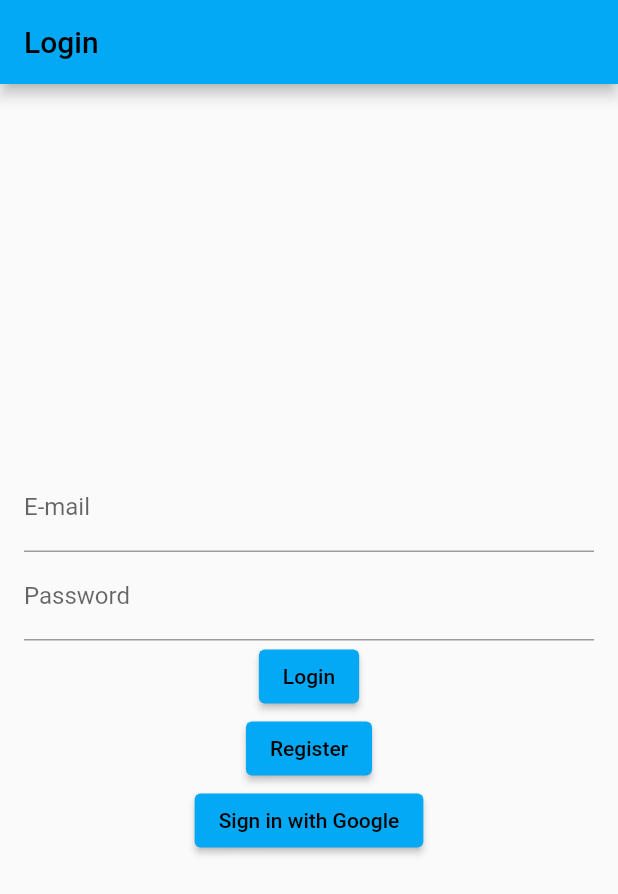
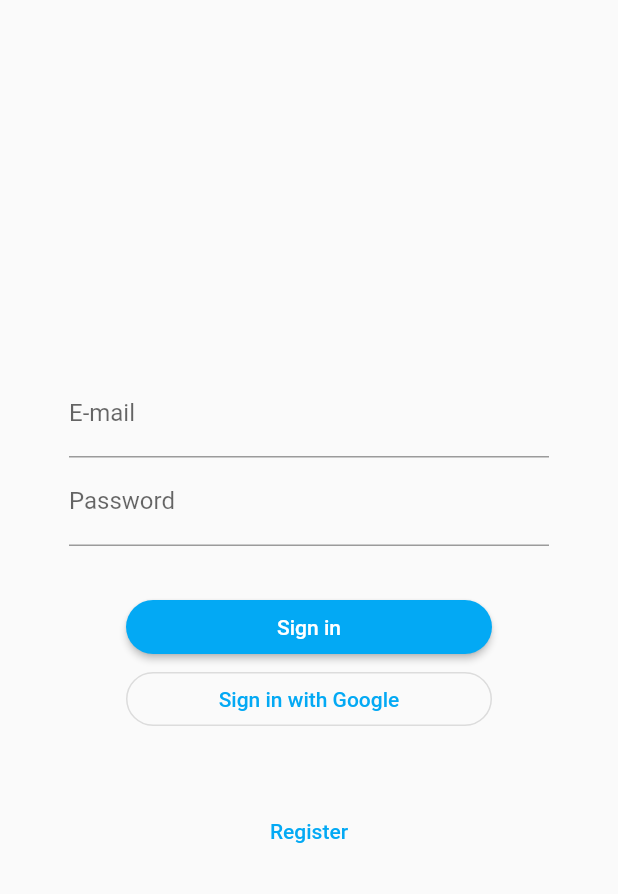
Before and after one commit to 0thElement/olaz, a Flutter app: the screen it shows after launch, on a phone screen of 412 x 824 dp. Shown: the top 894 px of the screen. Run offline on Flutter 3.47's test engine with Material 2 defaults, Android fonts, the phone set to English and light mode, and no system bars; our stand-ins replace bottom_navy_bar, cloud_firestore, firebase_auth, firebase_core, get, google_sign_in and 1 more; missing offline and left inert: flutter_facebook_auth; accounts and stored records are empty.

Commit message:
Login screen styling

```diff
--- a/lib/screens/login/login.dart
+++ b/lib/screens/login/login.dart
@@ -8,11 +8,17 @@ class LoginPage extends GetView<LoginController> {
   @override
   Widget build(BuildContext context) {
     return Scaffold(
-      appBar: AppBar(title: const Text('Login')),
+      // appBar: AppBar(
+      //     title: const Text(
+      //   'Login',
+      //   style: TextStyle(color: Colors.white),
+      // )),
       body: Container(
         padding: const EdgeInsets.all(16.0),
         child: Form(
           key: controller.loginFormKey,
+          child: Padding(
+            padding: const EdgeInsets.all(30),
             child: Column(
               mainAxisAlignment: MainAxisAlignment.center,
               children: [
@@ -27,17 +33,41 @@ class LoginPage extends GetView<LoginController> {
                   validator: controller.validator,
                   obscureText: true,
                 ),
-              ElevatedButton(
-                child: const Text('Login'),
-                onPressed: controller.login,
+                const SizedBox(
+                  height: 30,
                 ),
                 ElevatedButton(
+                  child: SizedBox(
+                      width: MediaQuery.of(context).size.width - 200,
+                      child: const Center(
+                          child: Text(
+                        'Sign in',
+                        style: TextStyle(color: Colors.white),
+                      ))),
+                  onPressed: controller.login,
+                  style: ButtonStyle(
+                      shape: MaterialStateProperty.all(RoundedRectangleBorder(
+                          borderRadius: BorderRadius.circular(30)))),
+                ),
+                OutlinedButton(
+                  child: SizedBox(
+                      width: MediaQuery.of(context).size.width - 200,
+                      child: const Center(
+                        child: Text(
+                          'Sign in with Google',
+                        ),
+                      )),
+                  onPressed: controller.signInWithGoogle,
+                  style: ButtonStyle(
+                      shape: MaterialStateProperty.all(RoundedRectangleBorder(
+                          borderRadius: BorderRadius.circular(30)))),
+                ),
+                const SizedBox(
+                  height: 40,
+                ),
+                TextButton(
                   child: const Text('Register'),
                   onPressed: controller.register,
-              ),
-              ElevatedButton(
-                child: const Text('Sign in with Google'),
-                onPressed: controller.signInWithGoogle,
                 ),
                 // ElevatedButton(
                 //   child: const Text('Sign in with Facebook'),
@@ -47,6 +77,7 @@ class LoginPage extends GetView<LoginController> {
             ),
           ),
         ),
+      ),
     );
   }
 }
```
Lines whose indentation alone changed are shown as unchanged.
